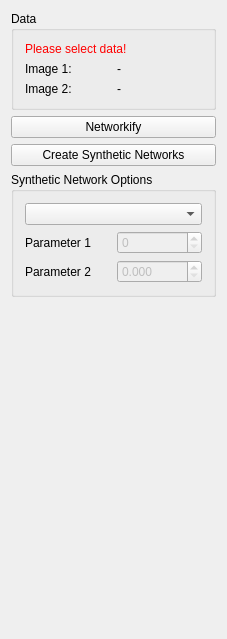
Qt form Plugins/org.mitk.gui.qt.diffusionimaging/src/internal/Connectomics/QmitkConnectomicsDataViewControls.ui (MITK/MITK) before a commit.
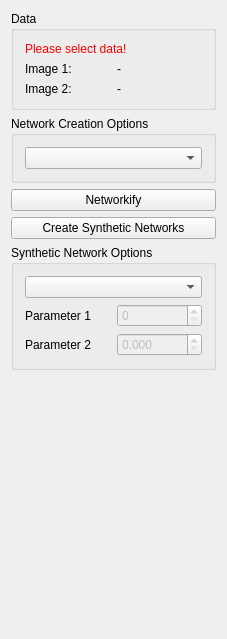
The same form after that commit.

Commit message: Added gui option to choose mapping strategy

What changed in the file:
```diff
--- a/Plugins/org.mitk.gui.qt.diffusionimaging/src/internal/Connectomics/QmitkConnectomicsDataViewControls.ui
+++ b/Plugins/org.mitk.gui.qt.diffusionimaging/src/internal/Connectomics/QmitkConnectomicsDataViewControls.ui
@@ -75,6 +75,18 @@
      </layout>
     </widget>
    </item>
+   <item>
+    <widget class="QGroupBox" name="networkCreationOptionsGroupBox">
+     <property name="title">
+      <string>Network Creation Options</string>
+     </property>
+     <layout class="QVBoxLayout" name="verticalLayout_2">
+      <item>
+       <widget class="QComboBox" name="mappingStrategyComboBox"/>
+      </item>
+     </layout>
+    </widget>
+   </item>
    <item>
     <widget class="QPushButton" name="networkifyPushButton">
      <property name="toolTip">
```
The commit also changes 3 other files.
